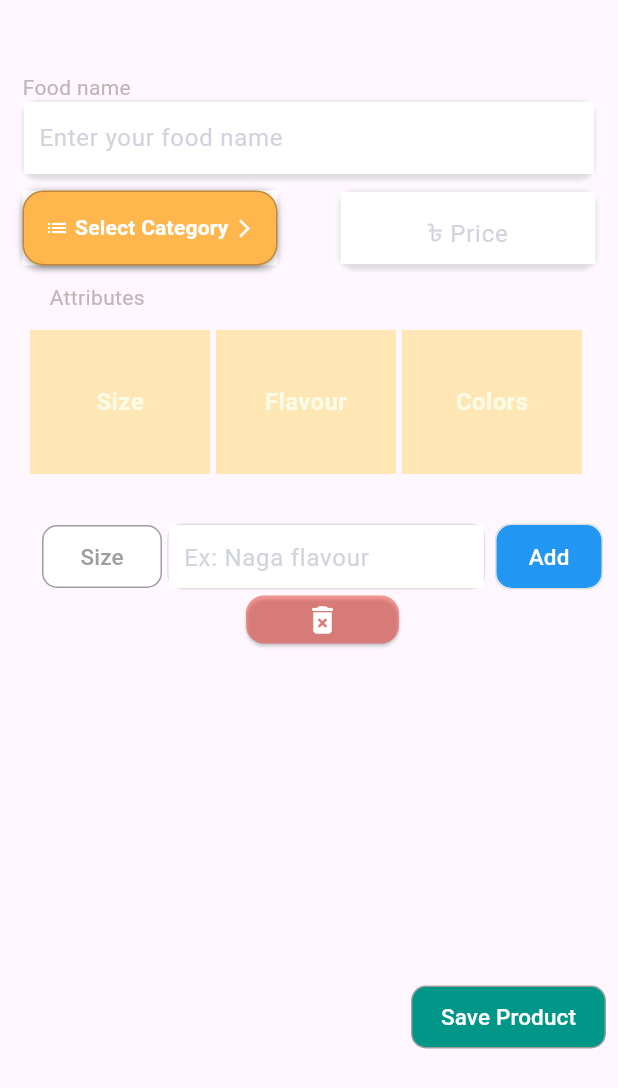
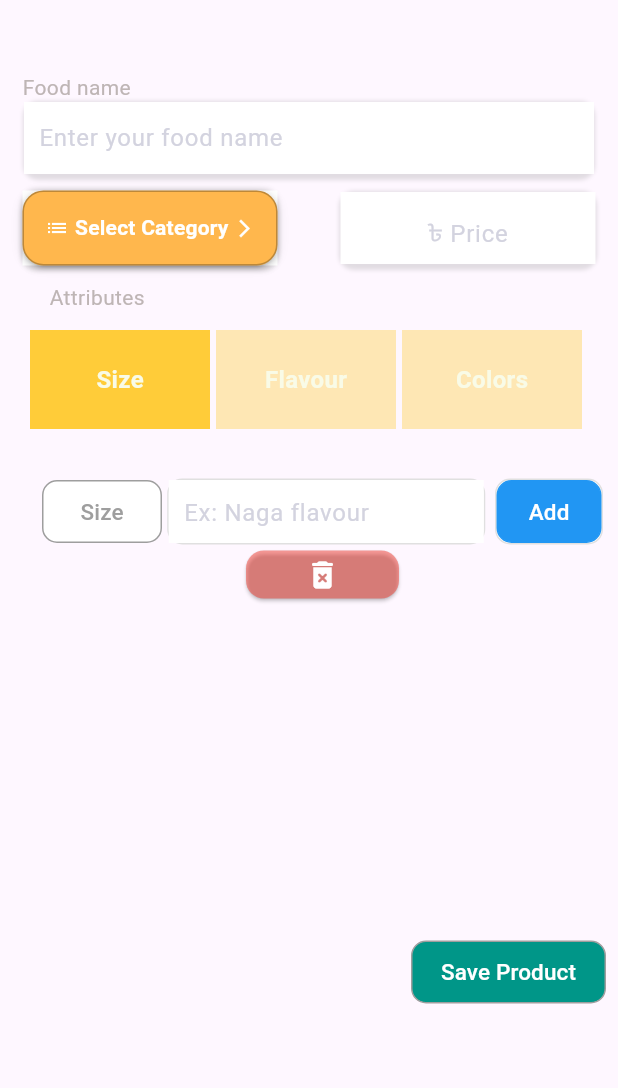
Before and after one commit to shamsenurshanto/TestSqflite, a Flutter app: the ProductAdd screen opened directly, after a tap on "Size", after a tap on "Add", on a phone screen of 412 x 824 dp. Shown: the top 1088 px of the screen. Run offline on Flutter 3.47's test engine with Material 3 defaults, Android fonts, the phone set to English and light mode, and no system bars; drawn by our look-alikes of dropdown_button2; our stand-ins replace get, google_fonts, shimmer, sqflite; missing offline and left inert: cart_stepper; accounts and stored records are empty; network calls fail.

Commit message:
added button view in product add

```diff
--- a/lib/View/product_add.dart
+++ b/lib/View/product_add.dart
@@ -23,7 +23,7 @@ class ProductAdd extends StatelessWidget {
   final flavour4 = TextEditingController();
   final foodName = TextEditingController();
   final priceForm = TextEditingController();
-
+  List<TextEditingController> finalTextEditingControllerList = [];
   List<String> stringList = ['Breakfast', 'Lunch', 'Snacks', 'Beverages', 'Others', 'Breakfast', 'Lunch'];
   final List<String> items = ['Breakfast', 'Lunch', 'Snacks', 'Beverages', 'Others', 'Breakfast', 'Lunch'];
   String? selectedValue;
@@ -296,12 +296,14 @@ class ProductAdd extends StatelessWidget {
 
                             child: SizedBox(
                               width: 330,
-                              height: 100,
+                              height: 70,
                               child: Obx(() => ListView.builder(
                                     itemCount:
                                         controllerAttribute.attributeListModel.value!.attributeList.length,
                                     scrollDirection: Axis.horizontal,
+
                                     itemBuilder: (context, index) {
+                                      finalTextEditingControllerList.add(TextEditingController());
                                       return InkWell(
                                           onTap: () {
                                             print("hello object");
@@ -310,7 +312,7 @@ class ProductAdd extends StatelessWidget {
                                           },
                                           child: Container(
                                               margin: EdgeInsets.all(2),
-                                              color: Colors.amber.withOpacity(0.3),
+                                              color:controllerAttribute.attributeListModel.value!.isSelected[index]? Colors.amber.withOpacity(0.8):Colors.amber.withOpacity(0.3),
                                               height: 60,
                                               width: 120,
                                               child: Row(
@@ -411,7 +413,7 @@ class ProductAdd extends StatelessWidget {
                                                             color: Colors.white,
                                                             margin: EdgeInsets.only(bottom: 0, left: 0),
                                                             child: TextField(
-                                                              controller: flavour1,
+                                                              controller: finalTextEditingControllerList[index],
                                                               decoration: const InputDecoration(
                                                                 contentPadding: EdgeInsets.all(10),
                                                                 border: InputBorder.none,
@@ -458,8 +460,8 @@ class ProductAdd extends StatelessWidget {
                                                         child: TextButton(
                                                           onPressed: () {
                                                             controllerProductAdd.addAttributeSize(
-                                                                index, flavour1.text);
-                                                            flavour1.clear();
+                                                                index, finalTextEditingControllerList[index].text);
+                                                            finalTextEditingControllerList[index].clear();
                                                           },
                                                           child: Text(
                                                             "Add",
```
